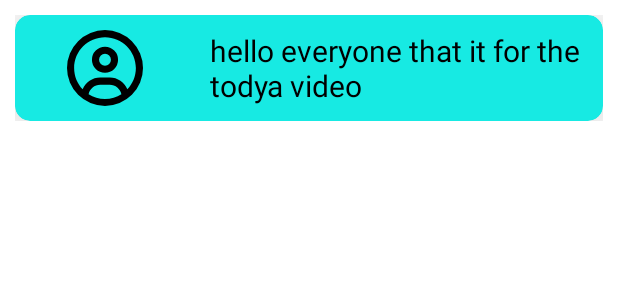
After one commit to Ishwar-Bonde/NewsARC, an Android app: the layout savednewsdesign.xml on its own in the app's theme, with its tools: preview values and no code run, on a phone screen of 412 x 824 dp. The commit adds this screen. Shown: the top 300 px of the screen. Run offline under Robolectric (Android 15) with nearby library versions, the light colour scheme and no system bars.

Commit message:
Final Message

```diff
--- a/app/src/main/java/com/example/trimob/homePage.java
+++ b/app/src/main/java/com/example/trimob/homePage.java
@@ -256,6 +256,11 @@ public class homePage extends AppCompatActivity {
             startActivity(intent);
             return true;
         }
+        else if(id == R.id.saved_news){
+            Intent intent = new Intent(homePage.this,SavedNews.class);
+            startActivity(intent);
+            return true;
+        }
         return super.onOptionsItemSelected(item);
     }
 }
--- /dev/null
+++ b/app/src/main/res/layout/savednewsdesign.xml
@@ -0,0 +1,43 @@
+<?xml version="1.0" encoding="utf-8"?>
+<LinearLayout xmlns:android="http://schemas.android.com/apk/res/android"
+    xmlns:app="http://schemas.android.com/apk/res-auto"
+    xmlns:tools="http://schemas.android.com/tools"
+    android:orientation="vertical"
+    android:padding="10dp"
+    android:layout_width="wrap_content"
+    android:layout_height="wrap_content">
+    <androidx.cardview.widget.CardView
+        android:layout_width="match_parent"
+        android:layout_height="wrap_content"
+        app:cardElevation="20dp"
+
+        app:cardCornerRadius="10dp"
+        app:cardBackgroundColor="#17EAE3"
+        android:background="@color/blue"
+        >
+        <LinearLayout
+            android:layout_width="match_parent"
+            android:padding="10dp"
+            android:layout_height="match_parent">
+
+            <ImageView
+                android:layout_width="100dp"
+                android:layout_height="match_parent"
+                android:layout_marginRight="20dp"
+                android:id="@+id/imageBox"
+                android:src="@drawable/username"
+                />
+                <TextView
+                    android:id="@+id/titleBox"
+                    android:layout_width="wrap_content"
+                    android:layout_height="wrap_content"
+                    android:text="hello everyone that it for the todya video"
+                    android:textColor="@color/black"
+                    android:textSize="20dp"
+                    />
+
+        </LinearLayout>
+
+    </androidx.cardview.widget.CardView>
+
+</LinearLayout>
--- a/app/src/main/res/menu/home_page.xml
+++ b/app/src/main/res/menu/home_page.xml
@@ -20,5 +20,10 @@
         android:id="@+id/profile_btn"
         android:icon="@drawable/user_regular_white"
         app:showAsAction="always"/>
+    <item
+        android:title="Profile"
+        android:id="@+id/saved_news"
+        android:icon="@drawable/ic_save_indicator"
+        app:showAsAction="always"/>
 
 </menu>
```
Also changed, not shown: app/build.gradle.kts (+24 -18 lines), app/src/main/AndroidManifest.xml (+8 -2 lines), app/src/main/java/com/example/trimob/NewsRVAdapter.java (+4 -9 lines), app/src/main/java/com/example/trimob/SavedNews.java (added, +24 -0 lines), app/src/main/java/com/example/trimob/saveddata/addsavednews.java (added, +31 -0 lines), app/src/main/java/com/example/trimob/saveddata/saveddatabase.java (added, +30 -0 lines), app/src/main/java/com/example/trimob/saveddata/savednews.java (added, +37 -0 lines), app/src/main/java/com/example/trimob/savedpagecustAdapter.java (added, +72 -0 lines), app/src/main/res/layout/activity_saved_news.xml (added, +18 -0 lines).
